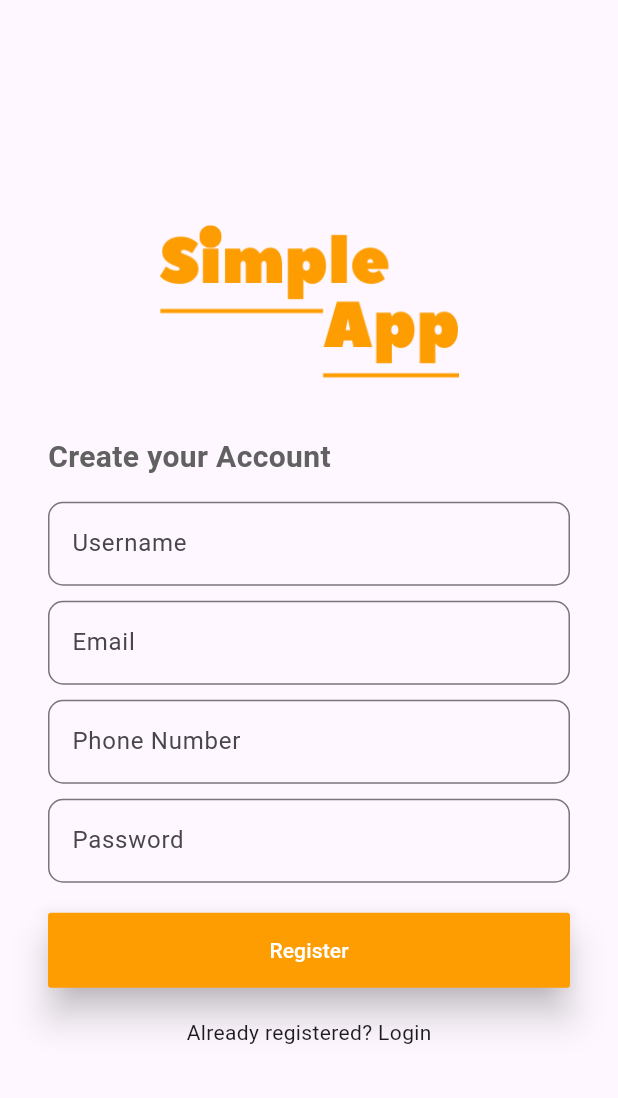
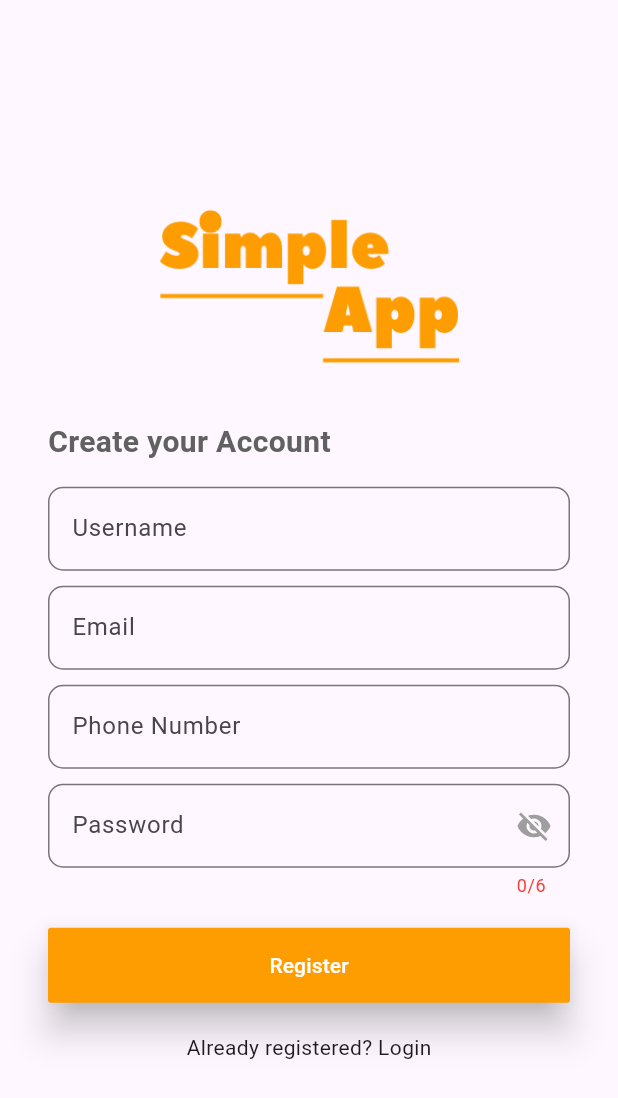
Before and after one commit to HafeezIlias/Membership-Application-Using-Flutter, a Flutter app: the RegisterPage screen opened directly, on a phone screen of 412 x 824 dp. Shown: the top 1098 px of the screen. Run offline on Flutter 3.47's test engine with Material 3 defaults, Android fonts, the phone set to English and light mode, and no system bars; our stand-ins replace shared_preferences; accounts and stored records are empty.

Commit message:
updated version of validation

```diff
--- a/lib/views/login_page.dart
+++ b/lib/views/login_page.dart
@@ -256,6 +256,10 @@ class _LoginPageState extends State<LoginPage> {
           _updateVerificationStatus('Verified', Colors.green);
         } else {
           _updateVerificationStatus('Not Exist', Colors.red);
+          ScaffoldMessenger.of(context).showSnackBar(const SnackBar(
+        content: Text('Email or Username not exist'),
+        backgroundColor: Colors.red,
+      ));
         }
       } else {
         _updateVerificationStatus('Server error', Colors.red);
--- a/lib/views/register_page.dart
+++ b/lib/views/register_page.dart
@@ -1,7 +1,10 @@
 import 'dart:convert';
 import 'package:flutter/material.dart';
+import 'package:flutter/services.dart';
 import 'package:http/http.dart' as http;
 import 'package:simple_app/myconfig.dart';
+import 'dart:async';
+
 
 class RegisterPage extends StatefulWidget {
   const RegisterPage({super.key});
@@ -16,12 +19,31 @@ class _RegisterScreenState extends State<RegisterPage> {
   TextEditingController usernameController = TextEditingController();
   TextEditingController phoneNumberController = TextEditingController();
 
+  final emailRegex = RegExp(
+      r"^[a-zA-Z0-9._%+-]+@[a-zA-Z0-9.-]+\.[a-zA-Z]{2,}$"); //email format
+  final phoneRegex = RegExp(r"^\+?[0-9]{10,14}$"); //phone number format
+  final passwordRegex = RegExp(
+      r'^(?=.*[A-Za-z])(?=.*\d)[A-Za-z\d]{6}$'); //password format which only allow letter and umber
+
   String? usernameStatus; // status of the username
   String? emailStatus; // status of the email
+  String? phoneStatus;
+  String? passwordStatus;
+
+  bool isPasswordVisible = false;
+
+  Timer? _debounce;
 
   @override
   void initState() {
     super.initState();
+  }
+
+    @override
+  void dispose() {
+    // Cancel the debounce timer if it’s still running
+    _debounce?.cancel();
+    super.dispose();
   }
 
   @override
@@ -79,8 +101,27 @@ class _RegisterScreenState extends State<RegisterPage> {
                 TextField(
   controller: emailController,
   onChanged: (value) {
-                    checkEmailAvailability(
-                        value); // Check availability on input change
+    if (value.isEmpty) {
+      if (emailStatus != null) {
+        setState(() {
+          emailStatus = null; // Reset icon if field is empty
+        });
+      }
+    } else if (!emailRegex.hasMatch(value)) {
+      if (emailStatus != "invalid_format") {
+        setState(() {
+          emailStatus = "invalid_format"; // Show invalid format status
+        });
+        ScaffoldMessenger.of(context).showSnackBar(
+          const SnackBar(
+            content: Text("Invalid email format"),
+            backgroundColor: Colors.orange,
+          ),
+        );
+      }
+    } else {
+      checkEmailAvailability(value); // Check availability if format is valid
+    }
   },
   decoration: InputDecoration(
     labelText: 'Email',
@@ -90,31 +131,89 @@ class _RegisterScreenState extends State<RegisterPage> {
     suffixIcon: emailStatus == null
         ? null
         : (emailStatus == "available"
-                            ? Icon(Icons.check_circle, color: Colors.green)
+            ? const Icon(Icons.check_circle, color: Colors.green)
             : (emailStatus == "unavailable"
                 ? const Icon(Icons.error, color: Colors.red)
-                                : const Icon(Icons.error,
-                                    color: Colors
-                                        .grey))), // Indicate error if applicable
+                : (emailStatus == "invalid_format"
+                    ? const Icon(Icons.warning, color: Colors.orange)
+                    : const Icon(Icons.error, color: Colors.grey)))),
   ),
 ),
                 const SizedBox(height: 10),
                 TextField(
                   controller: phoneNumberController,
-                    decoration: const InputDecoration(
+                  keyboardType: TextInputType.phone,
+                  inputFormatters: <TextInputFormatter>[
+                    FilteringTextInputFormatter.allow(RegExp(r'[0-9()+\-\s]')),
+                  ],
+                  onChanged: (value) {
+                    if (value.isEmpty) {
+                      setState(() {
+                        phoneStatus = null; // Reset icon if field is empty
+                      });
+                    } else if (!phoneRegex.hasMatch(value)) {
+                      setState(() {
+                        phoneStatus =
+                            "invalid_format"; // Show invalid format status
+                      });
+                    } else {
+                      setState(() {
+                        phoneStatus = "valid"; // Valid format
+                      });
+                    }
+                  },
+                  decoration: InputDecoration(
                     labelText: 'Phone Number',
-                      border: OutlineInputBorder(
+                    border: const OutlineInputBorder(
                       borderRadius: BorderRadius.all(Radius.circular(10)),
                     ),
-                    )),
+                    suffixIcon: phoneStatus == null
+                        ? null
+                        : (phoneStatus == "valid"
+                            ? const Icon(Icons.check_circle,
+                                color: Colors.green)
+                            : (phoneStatus == "invalid_format"
+                                ? const Icon(Icons.warning,
+                                    color: Colors.orange)
+                                : const Icon(Icons.error, color: Colors.grey))),
+                  ),
+                ),
                 const SizedBox(height: 10),
                 TextField(
-                  obscureText: true,
           controller: passwordController,
-                  decoration: const InputDecoration(
+          obscureText: !isPasswordVisible, // Hide/show password based on isPasswordVisible
+          keyboardType: TextInputType.visiblePassword,
+          maxLength: 6, // Limits input to 6 characters
+          onChanged: checkPasswordValidity,
+          inputFormatters: <TextInputFormatter>[
+            FilteringTextInputFormatter.allow(RegExp(r'[A-Za-z0-9]')), // Allows only alphanumeric characters
+          ],
+          decoration: InputDecoration(
             labelText: 'Password',
-                    border: OutlineInputBorder(
+            border: const OutlineInputBorder(
               borderRadius: BorderRadius.all(Radius.circular(10)),
+            ),
+            helperText: passwordStatus,
+            helperStyle: TextStyle(
+              color: passwordStatus == "Password is valid"
+                  ? Colors.green
+                  : Colors.red,
+            ),
+            suffixIcon: GestureDetector(
+              onLongPress: () {
+                setState(() {
+                  isPasswordVisible = true;
+                });
+              },
+              onLongPressUp: () {
+                setState(() {
+                  isPasswordVisible = false;
+                });
+              },
+              child: Icon(
+                isPasswordVisible ? Icons.visibility : Icons.visibility_off,
+                color: Colors.grey,
+              ),
             ),
           ),
         ),
@@ -233,13 +332,35 @@ class _RegisterScreenState extends State<RegisterPage> {
   }
 
 Future<void> checkEmailAvailability(String email) async {
+  // Check if email is empty and reset status
   if (email.isEmpty) {
     setState(() {
-        emailStatus = null; // Reset to null if the input is empty
+      emailStatus = null;
     });
-      return; // Exit the function if there's no input
+    return;
   }
 
+  // Regular expression for email format validation
+  final emailRegex = RegExp(r'^[\w-\.]+@([\w-]+\.)+[\w-]{2,4}$');
+  if (!emailRegex.hasMatch(email)) {
+    // Update status to invalid format
+    setState(() {
+      emailStatus = "invalid_format";
+    });
+
+    // Show "Invalid Format" SnackBar only if not previously shown
+    if (emailStatus != "invalid_format") {
+      ScaffoldMessenger.of(context).showSnackBar(
+        const SnackBar(
+          content: Text("Invalid Format"),
+          backgroundColor: Colors.red,
+        ),
+      );
+    }
+    return; // Exit early if format is invalid
+  }
+
+  // Proceed to check email availability if format is valid
   try {
     final response = await http.post(
       Uri.parse("${MyConfig.servername}/simple_app/api/verify_login.php"),
@@ -249,27 +370,35 @@ class _RegisterScreenState extends State<RegisterPage> {
     if (response.statusCode == 200) {
       var data = jsonDecode(response.body);
       if (data['email'] != null && data['email']['status'] == 'success') {
+        if (emailStatus != "unavailable") {
           setState(() {
-            emailStatus = "unavailable"; // Username is not available
+            emailStatus = "unavailable";
           });
+          ScaffoldMessenger.of(context).showSnackBar(
+            const SnackBar(
+              content: Text("Email is unavailable. Try a different one."),
+              backgroundColor: Colors.red,
+            ),
+          );
+        }
       } else {
         setState(() {
-            emailStatus = "available"; // Username is  available
+          emailStatus = "available";
         });
       }
     } else {
-        // Handle server error
       setState(() {
-          emailStatus = "error"; // Indicate a server error
+        emailStatus = "error";
       });
     }
   } catch (e) {
     debugPrint("Error checking email availability: $e");
     setState(() {
-        emailStatus = "error"; // Indicate a network error
+      emailStatus = "error";
     });
   }
 }
+
 
   Future<void> checkUsernameAvailability(String username) async {
     if (username.isEmpty) {
@@ -310,4 +439,17 @@ class _RegisterScreenState extends State<RegisterPage> {
       });
     }
   }
+
+  void checkPasswordValidity(String value) {
+    setState(() {
+      if (value.length < 6) {
+        passwordStatus = "Password must be 6 characters";
+      } else if (!passwordRegex.hasMatch(value)) {
+        passwordStatus = "Password must contain letters and numbers";
+      } else {
+        passwordStatus = "Password is valid";
       }
+    });
+  }
+
+}
```
Lines whose indentation alone changed are shown as unchanged.
